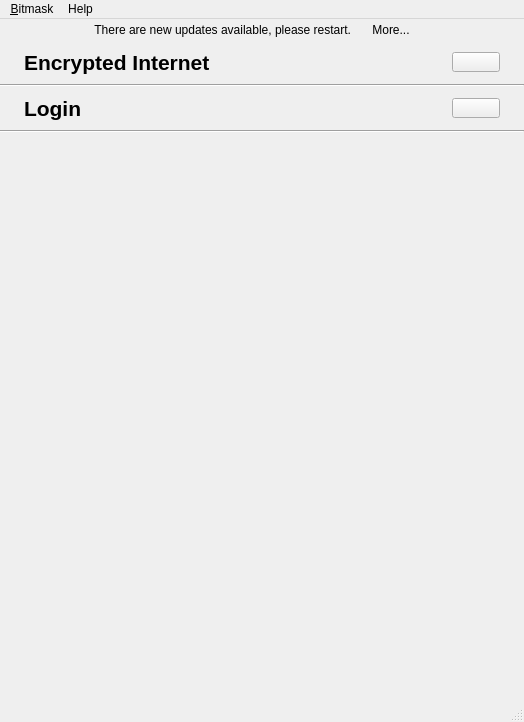
Before: the Qt Designer form src/leap/bitmask/gui/ui/mainwindow.ui in leapcode/bitmask_client, drawn with Qt 5.
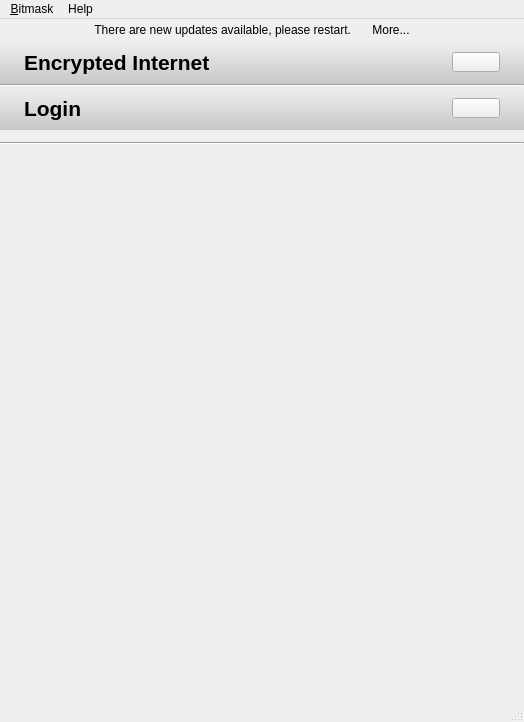
After: the same form once the commit is applied. Icons and pictures are not drawn.

Commit message: Improve GUI based on QA rounds

Diff of the .ui file:
```diff
--- a/src/leap/bitmask/gui/ui/mainwindow.ui
+++ b/src/leap/bitmask/gui/ui/mainwindow.ui
@@ -86,13 +86,16 @@
          <number>0</number>
         </property>
         <item>
-         <widget class="QWidget" name="widget_2" native="true">
+         <widget class="QFrame" name="frame_2">
           <property name="sizePolicy">
            <sizepolicy hsizetype="Preferred" vsizetype="Fixed">
             <horstretch>0</horstretch>
             <verstretch>0</verstretch>
            </sizepolicy>
           </property>
+          <property name="styleSheet">
+           <string notr="true">QFrame{background-color: qlineargradient(spread:pad, x1:0, y1:1, x2:0, y2:0, stop:0 rgba(160, 160, 160, 128), stop:1 rgba(255, 255, 255, 0));}</string>
+          </property>
           <layout class="QHBoxLayout" name="horizontalLayout_3">
            <property name="leftMargin">
             <number>24</number>
@@ -109,6 +112,9 @@
                <bold>true</bold>
               </font>
              </property>
+             <property name="styleSheet">
+              <string notr="true">background-color: rgba(255, 255, 255, 0);</string>
+             </property>
              <property name="text">
               <string>Encrypted Internet</string>
              </property>
@@ -122,6 +128,9 @@
                <height>20</height>
               </size>
              </property>
+             <property name="styleSheet">
+              <string notr="true"/>
+             </property>
              <property name="text">
               <string/>
              </property>
@@ -167,13 +176,21 @@
          </widget>
         </item>
         <item>
-         <widget class="QWidget" name="widget" native="true">
+         <widget class="QFrame" name="frame">
           <property name="sizePolicy">
            <sizepolicy hsizetype="Preferred" vsizetype="Fixed">
             <horstretch>0</horstretch>
             <verstretch>0</verstretch>
            </sizepolicy>
           </property>
+          <property name="autoFillBackground">
+           <bool>false</bool>
+          </property>
+          <property name="styleSheet">
+           <string notr="true">QFrame{
+background-color: qlineargradient(spread:pad, x1:0, y1:1, x2:0, y2:0, stop:0 rgba(160, 160, 160, 128), stop:1 rgba(255, 255, 255, 0));
+}</string>
+          </property>
           <layout class="QHBoxLayout" name="horizontalLayout">
            <property name="leftMargin">
             <number>24</number>
@@ -190,6 +207,9 @@
                <bold>true</bold>
               </font>
              </property>
+             <property name="styleSheet">
+              <string notr="true">background-color: rgba(255, 255, 255, 0);</string>
+             </property>
              <property name="text">
               <string>Login</string>
              </property>
@@ -203,6 +223,9 @@
                <height>20</height>
               </size>
              </property>
+             <property name="styleSheet">
+              <string notr="true"/>
+             </property>
              <property name="text">
               <string/>
              </property>
@@ -216,7 +239,11 @@
          </widget>
         </item>
         <item>
-         <layout class="QVBoxLayout" name="loginLayout"/>
+         <layout class="QVBoxLayout" name="loginLayout">
+          <property name="topMargin">
+           <number>12</number>
+          </property>
+         </layout>
         </item>
         <item>
          <widget class="Line" name="line_2">
@@ -226,7 +253,10 @@
          </widget>
         </item>
         <item>
-         <layout class="QVBoxLayout" name="mailLayout">
+         <layout class="QVBoxLayout" name="mailLayout" stretch="">
+          <property name="spacing">
+           <number>-1</number>
+          </property>
           <property name="margin">
            <number>12</number>
           </property>
```
Left out of the diff: 6 changed lines with no effect on the pictures. The commit also changes 5 other files.
